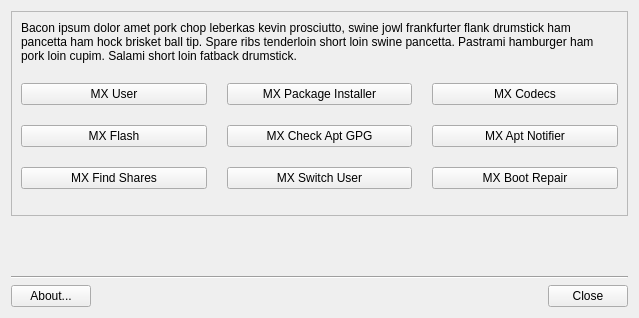
Above: mxtools.ui from AdrianTM/mx-tools before the change. Below: the same form after it.
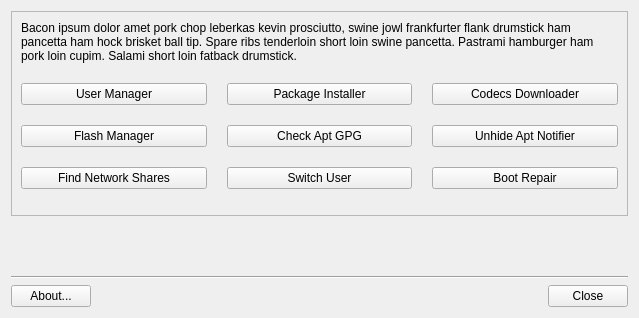
That is the form after the change. Icons and pictures are not drawn.

Patch:
```diff
--- a/mxtools.ui
+++ b/mxtools.ui
@@ -168,7 +168,7 @@
       <item row="4" column="1">
        <widget class="QPushButton" name="buttomCheckAptGPG">
         <property name="text">
-         <string>MX Check Apt GPG</string>
+         <string>Check Apt GPG</string>
         </property>
         <property name="icon">
          <iconset>
@@ -179,7 +179,7 @@
       <item row="5" column="0">
        <widget class="QPushButton" name="buttonFindShares">
         <property name="text">
-         <string>MX Find Shares</string>
+         <string>Find Network Shares</string>
         </property>
         <property name="icon">
          <iconset>
@@ -190,7 +190,7 @@
       <item row="2" column="1">
        <widget class="QPushButton" name="buttomPackageInstaller">
         <property name="text">
-         <string>MX Package Installer</string>
+         <string>Package Installer</string>
         </property>
         <property name="icon">
          <iconset>
@@ -201,7 +201,7 @@
       <item row="4" column="2">
        <widget class="QPushButton" name="buttomAptNotifier">
         <property name="text">
-         <string>MX Apt Notifier</string>
+         <string>Unhide Apt Notifier</string>
         </property>
         <property name="icon">
          <iconset>
@@ -212,7 +212,7 @@
       <item row="2" column="0">
        <widget class="QPushButton" name="buttonUser">
         <property name="text">
-         <string>MX User</string>
+         <string>User Manager</string>
         </property>
         <property name="icon">
          <iconset>
@@ -223,7 +223,7 @@
       <item row="4" column="0">
        <widget class="QPushButton" name="buttomFlash">
         <property name="text">
-         <string>MX Flash</string>
+         <string>Flash Manager</string>
         </property>
         <property name="icon">
          <iconset>
@@ -234,7 +234,7 @@
       <item row="5" column="1">
        <widget class="QPushButton" name="buttonSwitchUser">
         <property name="text">
-         <string>MX Switch User</string>
+         <string>Switch User</string>
         </property>
         <property name="icon">
          <iconset>
@@ -245,7 +245,7 @@
       <item row="5" column="2">
        <widget class="QPushButton" name="buttonBootrepair">
         <property name="text">
-         <string>MX Boot Repair</string>
+         <string>Boot Repair</string>
         </property>
         <property name="icon">
          <iconset>
@@ -256,7 +256,7 @@
       <item row="2" column="2">
        <widget class="QPushButton" name="buttonCodecs">
         <property name="text">
-         <string>MX Codecs</string>
+         <string>Codecs Downloader</string>
         </property>
         <property name="icon">
          <iconset>
```
Left out of the diff: 14 changed lines with no effect on the pictures.
